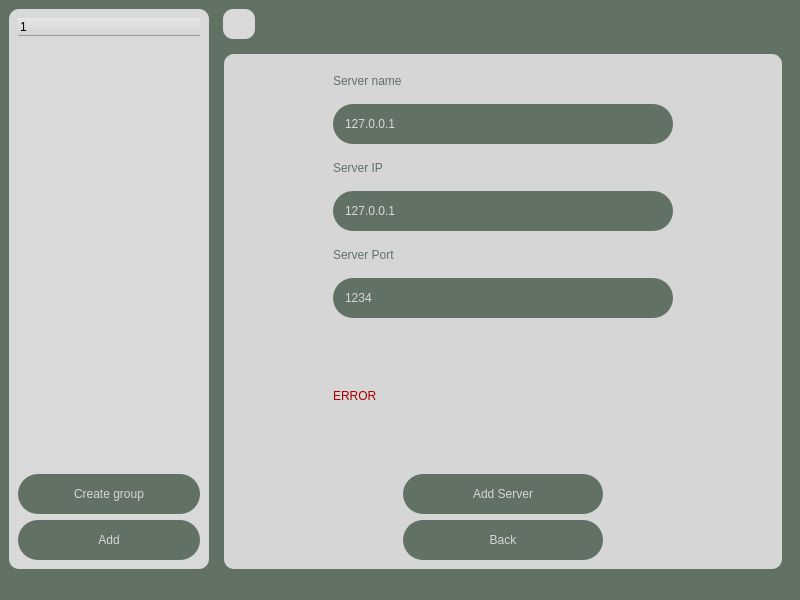
First picture: the form in SimpleChat/mainwindow.ui, repository Ssssvhhhhh/SimpleChat, before the edit.
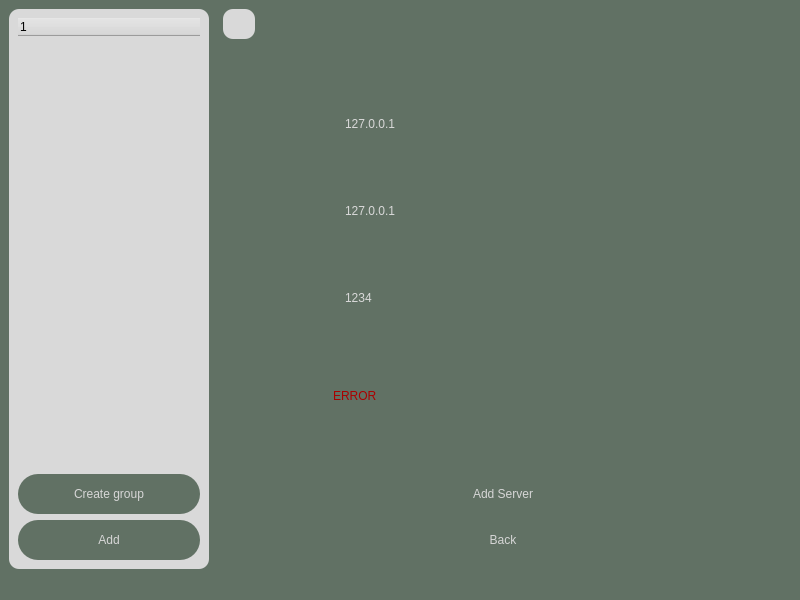
Second picture: the form after the edit. The open tabs and pages were chosen to show the change. Icons and pictures are not drawn.

```diff
--- a/SimpleChat/mainwindow.ui
+++ b/SimpleChat/mainwindow.ui
@@ -254,7 +254,6 @@
              <property name="styleSheet">
               <string notr="true">#frameAddServer
 {
-background-color: rgb(214, 214, 214);
 
 border-image: url(images/server.png) 0 0 0 0 stretch stretch;
 }
```
Left out of the diff: 4 changed lines with no effect on the pictures.
